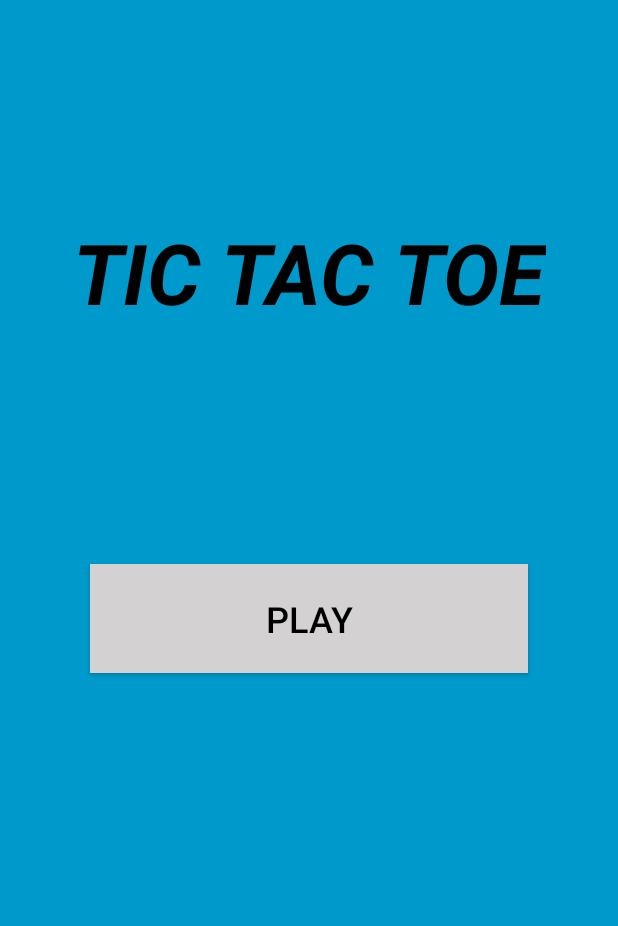
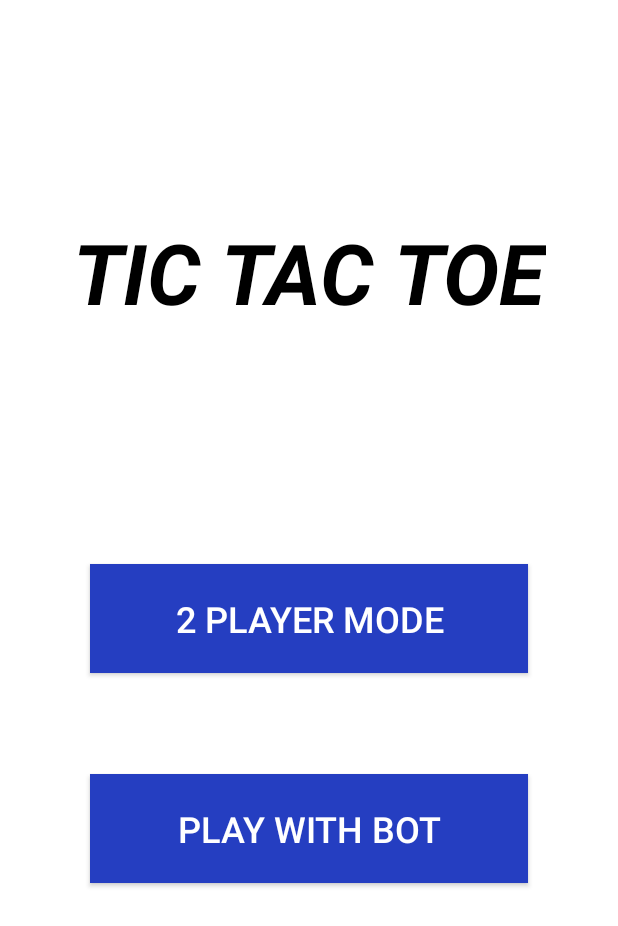
Before and after one commit to krishnachaitanya0107/TicTacToe, an Android app: the screen it shows after launch (Main2Activity before the commit, HomeActivity after it), on a phone screen of 412 x 824 dp. Shown: the top 926 px of the screen. Run offline under Robolectric (Android 15) with nearby library versions, the phone set to English and light mode, and no system bars.

Commit message:
added bot

```diff
--- /dev/null
+++ b/app/src/main/java/com/example/tictactoe/HomeActivity.java
@@ -0,0 +1,34 @@
+package com.example.tictactoe;
+
+import android.content.Intent;
+import android.content.pm.ActivityInfo;
+import android.os.Bundle;
+import android.view.View;
+
+import androidx.appcompat.app.AppCompatActivity;
+
+public class HomeActivity extends AppCompatActivity {
+
+    public void play(View view)
+    {   int gameMode=view.getId();
+
+        if(gameMode==R.id.playHumanButton)
+        {
+            Intent intent=new Intent(this,MainActivity.class);
+            startActivity(intent);
+        }
+        else {
+            Intent intent=new Intent(this,BotActivity.class);
+            startActivity(intent);
+        }
+
+    }
+
+
+    @Override
+    protected void onCreate(Bundle savedInstanceState) {
+        super.onCreate(savedInstanceState);
+        setContentView(R.layout.home_activity);
+        setRequestedOrientation(ActivityInfo.SCREEN_ORIENTATION_PORTRAIT);
+    }
+}
--- a/app/src/main/java/com/example/tictactoe/Main2Activity.java
+++ /dev/null
@@ -1,25 +0,0 @@
-package com.example.tictactoe;
-
-import androidx.appcompat.app.AppCompatActivity;
-
-import android.content.Intent;
-import android.content.pm.ActivityInfo;
-import android.os.Bundle;
-import android.view.View;
-
-public class Main2Activity extends AppCompatActivity {
-
-    public void play(View view)
-    {
-        Intent intent=new Intent(this,MainActivity.class);
-        startActivity(intent);
-    }
-
-
-    @Override
-    protected void onCreate(Bundle savedInstanceState) {
-        super.onCreate(savedInstanceState);
-        setContentView(R.layout.activity_main2);
-        setRequestedOrientation(ActivityInfo.SCREEN_ORIENTATION_PORTRAIT);
-    }
-}
--- a/app/src/main/res/layout/activity_main2.xml
+++ b/app/src/main/res/layout/home_activity.xml
@@ -4,20 +4,38 @@
     xmlns:tools="http://schemas.android.com/tools"
     android:layout_width="match_parent"
     android:layout_height="match_parent"
-    android:background="@color/colorPrimary"
-    tools:context=".Main2Activity">
+    android:background="@color/colorAccent"
+    tools:context=".HomeActivity">
 
     <Button
-        android:id="@+id/button"
+        android:id="@+id/playHumanButton"
         android:layout_width="0dp"
         android:layout_height="wrap_content"
-        android:background="#D3D1D1"
+        android:background="@color/colorPrimaryDark"
         android:onClick="play"
         android:layout_marginLeft="60dp"
         android:layout_marginRight="60dp"
         android:padding="20dp"
-        android:text="@string/play"
-        android:textColor="@android:color/background_dark"
+        android:text="@string/playHuman"
+        android:textColor="@color/colorAccent"
+        android:textSize="24sp"
+        app:layout_constraintBottom_toBottomOf="parent"
+        app:layout_constraintEnd_toEndOf="parent"
+        app:layout_constraintStart_toStartOf="parent"
+        app:layout_constraintTop_toTopOf="parent" />
+
+    <Button
+        android:id="@+id/playBotButton"
+        android:layout_width="0dp"
+        android:layout_height="wrap_content"
+        android:background="@color/colorPrimaryDark"
+        android:onClick="play"
+        android:layout_marginLeft="60dp"
+        android:layout_marginRight="60dp"
+        android:layout_marginTop="280dp"
+        android:padding="20dp"
+        android:text="@string/playBot"
+        android:textColor="@color/colorAccent"
         android:textSize="24sp"
         app:layout_constraintBottom_toBottomOf="parent"
         app:layout_constraintEnd_toEndOf="parent"
--- a/app/src/main/res/values/colors.xml
+++ b/app/src/main/res/values/colors.xml
@@ -1,6 +1,6 @@
 <?xml version="1.0" encoding="utf-8"?>
 <resources>
     <color name="colorPrimary">#ff0099cc</color>
-    <color name="colorPrimaryDark">#1C2F93</color>
+    <color name="colorPrimaryDark">#253EC1</color>
     <color name="colorAccent">#ffffff</color>
 </resources>
--- a/app/src/main/res/values/strings.xml
+++ b/app/src/main/res/values/strings.xml
@@ -3,7 +3,8 @@
     <string name="TODO">TODO</string>
     <string name="play_again">Play Again</string>
     <string name="tic_tac_toe">TIC TAC TOE</string>
-    <string name="play">PLAY</string>
+    <string name="playHuman">2 PLAYER MODE</string>
+    <string name="playBot">PLAY WITH BOT</string>
     <string name="inf">INFO</string>
     <string name="back">BACK</string>
     <string name="initial_score">0</string>
```
Also changed, not shown: app/src/main/AndroidManifest.xml (+8 -6 lines), app/src/main/java/com/example/tictactoe/MainActivity.java (+6 -5 lines), app/src/main/res/layout/activity_main.xml (+10 -7 lines).
